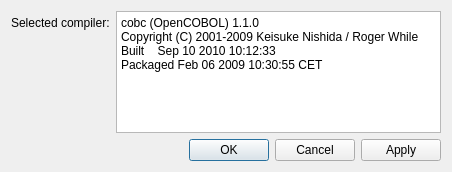
The window that forms/dlg_check_compiler.ui (OpenCobolIDE/OpenCobolIDE) describes before a commit, drawn with Qt 5.
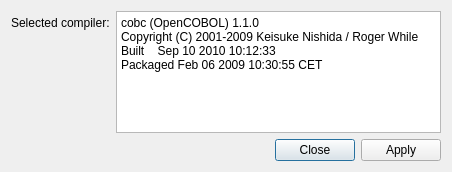
The same window after the commit. Icons and pictures are not drawn.

Commit message:
DlgCheckCompiler: remove cancel button, replace ok by close (always enabled)
See #128

```diff
--- a/forms/dlg_check_compiler.ui
+++ b/forms/dlg_check_compiler.ui
@@ -48,7 +48,7 @@
       <enum>Qt::Horizontal</enum>
      </property>
      <property name="standardButtons">
-      <set>QDialogButtonBox::Apply|QDialogButtonBox::Cancel|QDialogButtonBox::Ok</set>
+      <set>QDialogButtonBox::Apply|QDialogButtonBox::Close</set>
      </property>
      <property name="centerButtons">
       <bool>false</bool>
```
The commit also changes 2 other files.
